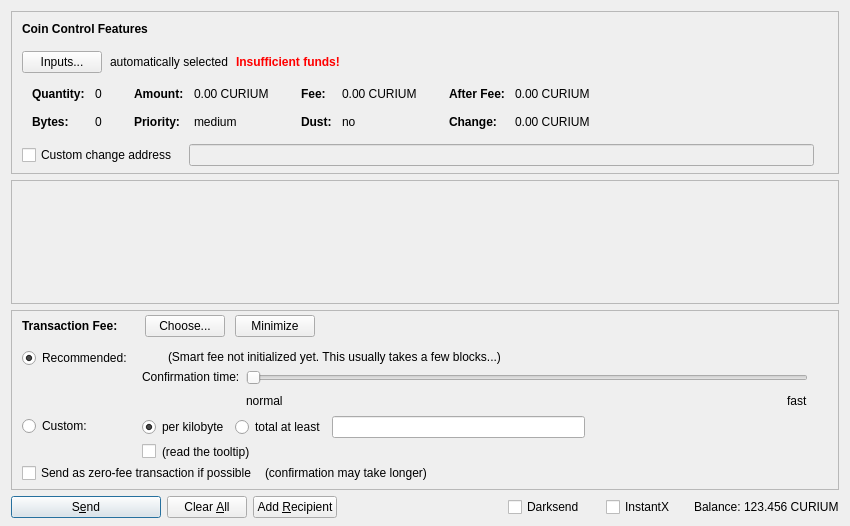
This is src/qt/forms/sendcoinsdialog.ui in adm2018/curium as Qt 5 draws it before an edit. The edited form follows.
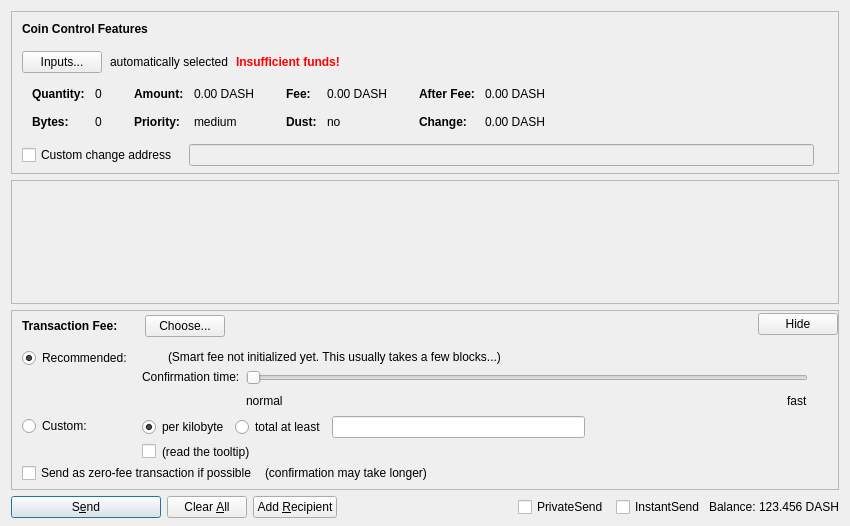
This is the edited form. Icons and pictures are not drawn. Custom widgets are drawn as their Qt base class.

Diff of the .ui file:
```diff
--- a/src/qt/forms/sendcoinsdialog.ui
+++ b/src/qt/forms/sendcoinsdialog.ui
@@ -324,7 +324,7 @@
                   <enum>Qt::ActionsContextMenu</enum>
                  </property>
                  <property name="text">
-                  <string notr="true">0.00 CURIUM</string>
+                  <string notr="true">0.00 DASH</string>
                  </property>
                  <property name="textInteractionFlags">
                   <set>Qt::LinksAccessibleByMouse|Qt::TextSelectableByKeyboard|Qt::TextSelectableByMouse</set>
@@ -404,7 +404,7 @@
                   <enum>Qt::ActionsContextMenu</enum>
                  </property>
                  <property name="text">
-                  <string notr="true">0.00 CURIUM</string>
+                  <string notr="true">0.00 DASH</string>
                  </property>
                  <property name="textInteractionFlags">
                   <set>Qt::LinksAccessibleByMouse|Qt::TextSelectableByKeyboard|Qt::TextSelectableByMouse</set>
@@ -484,7 +484,7 @@
                   <enum>Qt::ActionsContextMenu</enum>
                  </property>
                  <property name="text">
-                  <string notr="true">0.00 CURIUM</string>
+                  <string notr="true">0.00 DASH</string>
                  </property>
                  <property name="textInteractionFlags">
                   <set>Qt::LinksAccessibleByMouse|Qt::TextSelectableByKeyboard|Qt::TextSelectableByMouse</set>
@@ -513,7 +513,7 @@
                   <enum>Qt::ActionsContextMenu</enum>
                  </property>
                  <property name="text">
-                  <string notr="true">0.00 CURIUM</string>
+                  <string notr="true">0.00 DASH</string>
                  </property>
                  <property name="textInteractionFlags">
                   <set>Qt::LinksAccessibleByMouse|Qt::TextSelectableByKeyboard|Qt::TextSelectableByMouse</set>
@@ -771,16 +771,6 @@
                 </property>
                </widget>
               </item>
-              <item>
-               <widget class="QPushButton" name="buttonMinimizeFee">
-                <property name="toolTip">
-                 <string>collapse fee-settings</string>
-                </property>
-                <property name="text">
-                 <string>Minimize</string>
-                </property>
-               </widget>
-              </item>
              </layout>
             </item>
             <item>
@@ -811,6 +801,16 @@
             </property>
            </spacer>
           </item>
+          <item>
+           <widget class="QPushButton" name="buttonMinimizeFee">
+            <property name="toolTip">
+             <string>collapse fee-settings</string>
+            </property>
+            <property name="text">
+             <string>Hide</string>
+            </property>
+           </widget>
+          </item>
          </layout>
         </item>
         <item>
@@ -1336,7 +1336,7 @@
           </size>
          </property>
          <property name="text">
-          <string>Darksend</string>
+          <string>PrivateSend</string>
          </property>
          <property name="checked">
           <bool>false</bool>
@@ -1355,7 +1355,7 @@
           </size>
          </property>
          <property name="text">
-          <string>InstantX</string>
+          <string>InstantSend</string>
          </property>
         </widget>
        </item>
@@ -1378,7 +1378,7 @@
           <cursorShape>IBeamCursor</cursorShape>
          </property>
          <property name="text">
-          <string notr="true">123.456 CURIUM</string>
+          <string notr="true">123.456 DASH</string>
          </property>
          <property name="textInteractionFlags">
           <set>Qt::LinksAccessibleByMouse|Qt::TextSelectableByKeyboard|Qt::TextSelectableByMouse</set>
```
Left out of the diff: 28 changed lines with no effect on the pictures.
